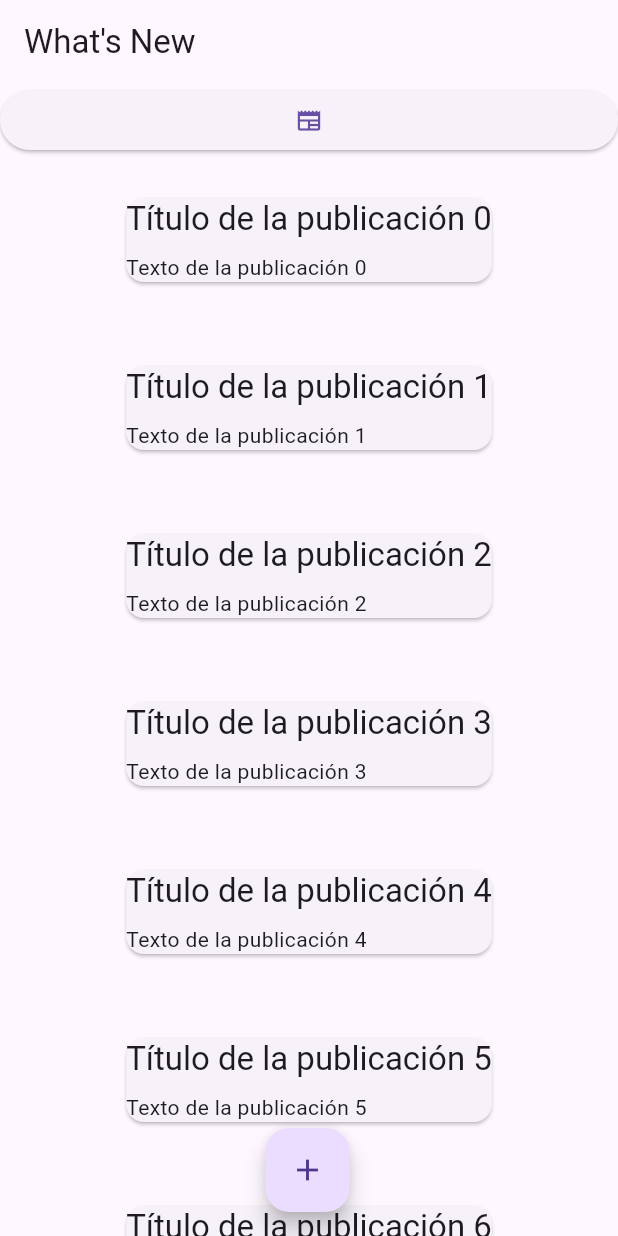
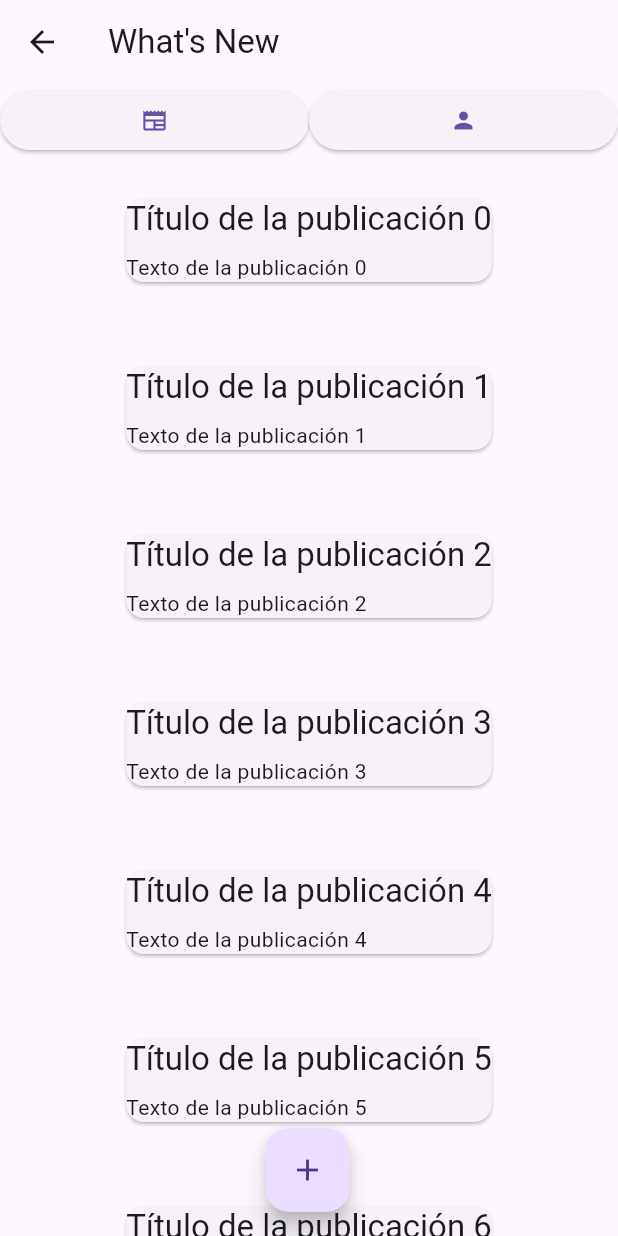
Before and after one commit to CarlosPel/Proyecto-DAM, a Flutter app: the screen it shows after launch, after a tap on "Iniciar sesión", after a tap on "Home", on a phone screen of 412 x 824 dp. Run offline on Flutter 3.47's test engine with Material 3 defaults, Android fonts, the phone set to English and light mode, and no system bars; our stand-ins replace country_code_picker; accounts and stored records are empty.

Commit message:
feat: Implement user profile management and update UI
- Added UserProfile class to manage user data.
- Created UserProvider to handle user state with ChangeNotifier.
- Updated login screen to use the correct backend URL for emulator.
- Modified home screen to include a button for navigating to the profile screen.
- Created profile screen to display user information.
- Updated signup screen to use CountryCodePicker for country selection.
- Removed unnecessary files related to CMake and build configurations.
- Updated pubspec.yaml and pubspec.lock to include new dependencies.

```diff
--- a/app/frontend/flutter_application_1/lib/screens/home_screen.dart
+++ b/app/frontend/flutter_application_1/lib/screens/home_screen.dart
@@ -16,7 +16,7 @@ class HomeScreenState extends State<HomeScreen> {
   Widget build(BuildContext context) {
     return Scaffold(
       appBar: AppBar(
-        automaticallyImplyLeading: false,
+        // automaticallyImplyLeading: false,
         title: Text('What\'s New'),
       ),
       body: Column(
@@ -30,6 +30,14 @@ class HomeScreenState extends State<HomeScreen> {
                       Navigator.pushNamed(context, AppRoutes.newsScreen);
                   },
                   child: Icon(Icons.newspaper),
+                ),
+              ),
+              Expanded(
+                child: ElevatedButton(
+                  onPressed: () {
+                      Navigator.pushNamed(context, AppRoutes.profileScreen);
+                  },
+                  child: Icon(Icons.person),
                 ),
               ),
             ],
--- a/app/frontend/flutter_application_1/lib/screens/login_screen.dart
+++ b/app/frontend/flutter_application_1/lib/screens/login_screen.dart
@@ -29,7 +29,7 @@ class LoginScreenState extends State<LoginScreen> {
       final String password = _passwordController.text;
 
       // URL del backend
-      final String backendUrl = 'http://localhost:5000/users/login';
+      final String backendUrl = 'http://10.0.2.2:5000/users/login';
 
       try {
         // Guarda la respuesta (de tipo Response) de la solicitud HTTP POST
--- a/app/frontend/flutter_application_1/lib/screens/news_screen.dart
+++ b/app/frontend/flutter_application_1/lib/screens/news_screen.dart
@@ -15,7 +15,7 @@ class NewsScreenState extends State<NewsScreen> {
   Widget build(BuildContext context) {
     return Scaffold(
       appBar: AppBar(
-        automaticallyImplyLeading: false,
+        // automaticallyImplyLeading: false,
         title: Text('Newspaper'),
       ),
       body: SingleChildScrollView(
--- a/app/frontend/flutter_application_1/pubspec.yaml
+++ b/app/frontend/flutter_application_1/pubspec.yaml
@@ -7,6 +7,7 @@ environment:
   sdk: ^3.6.1
 
 dependencies:
+  country_code_picker: ^3.3.0
   country_list: ^0.0.5
   country_picker: ^2.0.27
   flutter:
@@ -17,6 +18,7 @@ dev_dependencies:
   flutter_test:
     sdk: flutter
   flutter_lints: ^5.0.0
+  provider: ^6.0.5
 
 flutter:
   uses-material-design: true
```
Also changed, not shown: app/frontend/flutter_application_1/lib/clases/user_profile.dart (added, +11 -0 lines), app/frontend/flutter_application_1/lib/providers/user_provider.dart (added, +11 -0 lines), app/frontend/flutter_application_1/lib/screens/profile_screen.dart (+10 -4 lines), app/frontend/flutter_application_1/lib/screens/singup_screen.dart (+21 -6 lines), app/frontend/flutter_application_1/lib/main.dart (line endings or trailing spaces), app/frontend/flutter_application_1/pubspec.lock, 137 other files.
